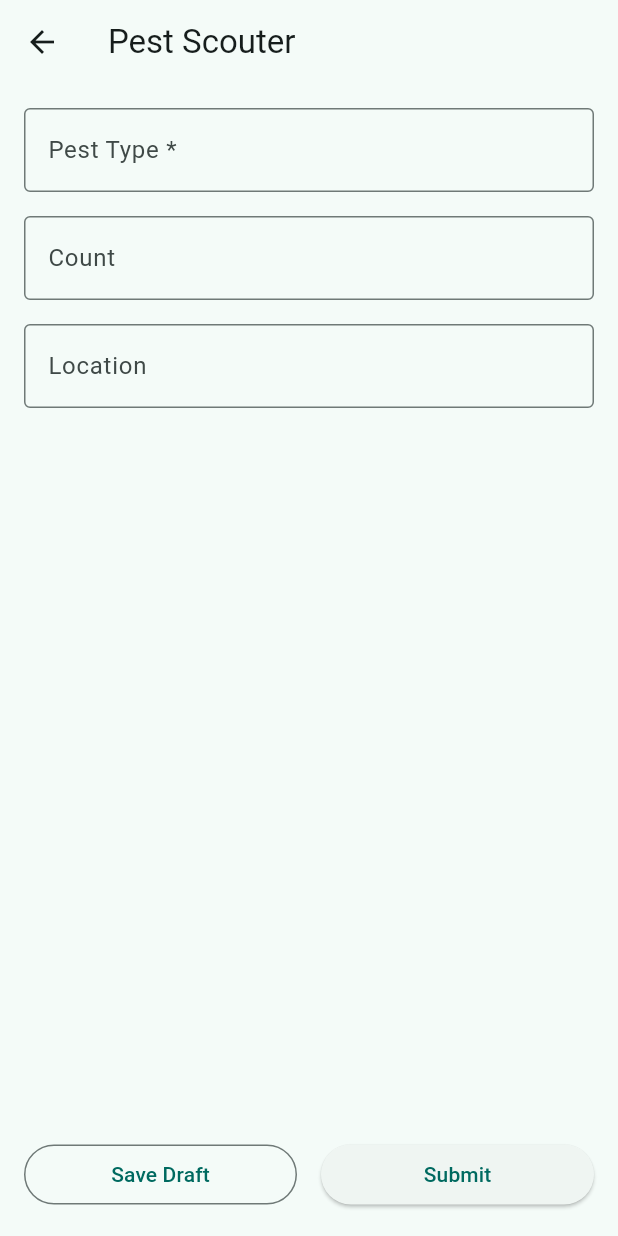
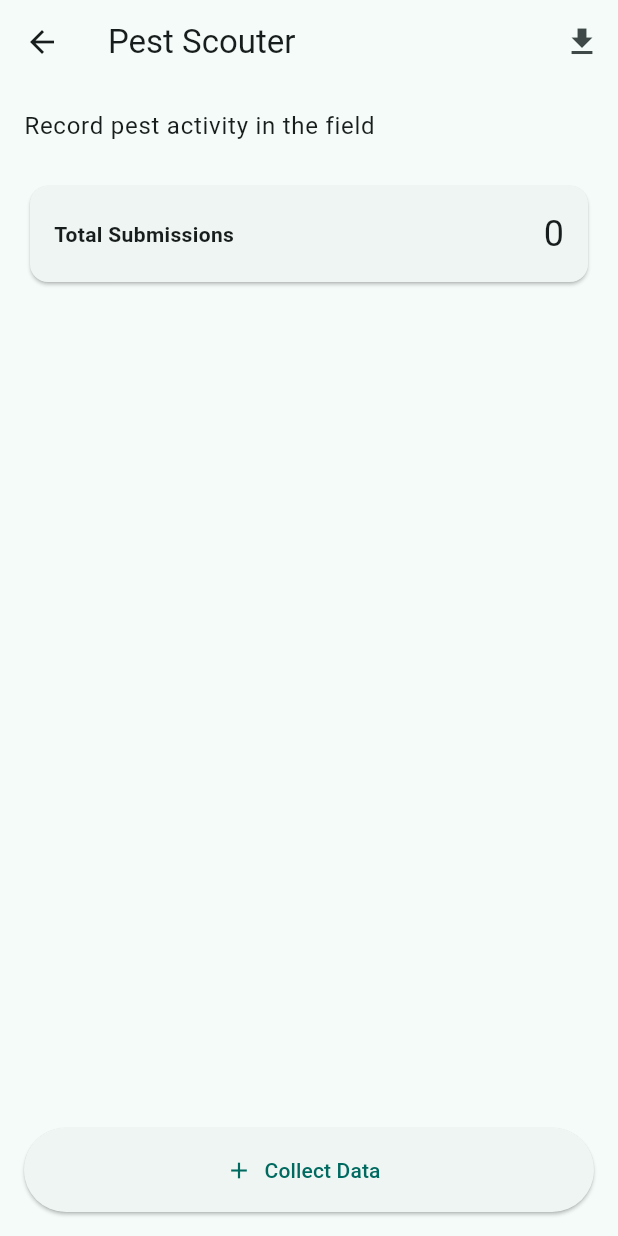
Before and after one commit to Tusharr06/FieldSync, a Flutter app: the screen it shows once a user with an empty profile is signed in, after a tap on the "bug report" icon, after a tap on "Pest Scouter", on a phone screen of 412 x 824 dp. Run offline on Flutter 3.47's test engine with Material 3 defaults, Android fonts, the phone set to English and light mode, and no system bars; our stand-ins replace cloud_firestore, connectivity_plus, firebase_auth, firebase_core, flutter_riverpod, hive_flutter and 1 more; missing offline and left inert: excel; accounts and stored records are empty.

Commit message:
Export form submissions to Excel

```diff
--- /dev/null
+++ b/lib/features/forms/screens/form_detail_screen.dart
@@ -0,0 +1,121 @@
+import 'package:flutter/material.dart';
+import 'package:flutter_riverpod/flutter_riverpod.dart';
+import 'package:share_plus/share_plus.dart';
+import '../models/form_model.dart';
+import '../../submissions/controller/submission_controller.dart';
+import '../../../core/export/excel_export_service.dart';
+import 'form_fill_screen.dart';
+
+class FormDetailScreen extends ConsumerStatefulWidget {
+  final FormModel form;
+  const FormDetailScreen({super.key, required this.form});
+
+  @override
+  ConsumerState<FormDetailScreen> createState() => _FormDetailScreenState();
+}
+
+class _FormDetailScreenState extends ConsumerState<FormDetailScreen> {
+  bool _isExporting = false;
+
+  Future<void> _exportData() async {
+    setState(() => _isExporting = true);
+
+    try {
+      // 1. Get submissions for this form
+      final allSubmissions = await ref.read(submissionListProvider.future);
+      final formSubmissions = allSubmissions.where((s) => s.formId == widget.form.id).toList();
+
+      if (formSubmissions.isEmpty) {
+        if (mounted) {
+           ScaffoldMessenger.of(context).showSnackBar(
+             const SnackBar(content: Text('No submissions to export.')),
+           );
+        }
+        return;
+      }
+
+      // 2. Generate Excel
+      final filePath = await ref.read(excelExportServiceProvider).exportFormSubmissions(widget.form, formSubmissions);
+
+      // 3. Share File
+      await Share.shareXFiles([XFile(filePath)], text: 'Export for ${widget.form.title}');
+
+    } catch (e) {
+      if (mounted) {
+        ScaffoldMessenger.of(context).showSnackBar(
+          SnackBar(content: Text('Export failed: $e')),
+        );
+      }
+    } finally {
+      if (mounted) setState(() => _isExporting = false);
+    }
+  }
+
+  @override
+  Widget build(BuildContext context) {
+    // Watch submissions to show stats
+    final submissionsAsync = ref.watch(submissionListProvider);
+
+    return Scaffold(
+      appBar: AppBar(
+        title: Text(widget.form.title),
+        actions: [
+          IconButton(
+            icon: _isExporting
+             ? const SizedBox(width: 20, height: 20, child: CircularProgressIndicator(color: Colors.white, strokeWidth: 2))
+             : const Icon(Icons.download),
+            tooltip: 'Export to Excel',
+            onPressed: _isExporting ? null : _exportData,
+          )
+        ],
+      ),
+      body: Padding(
+        padding: const EdgeInsets.all(16.0),
+        child: Column(
+          crossAxisAlignment: CrossAxisAlignment.start,
+          children: [
+            Text(widget.form.description, style: Theme.of(context).textTheme.bodyLarge),
+            const SizedBox(height: 24),
+
+            // Stats Card
+            Card(
+              child: Padding(
+                padding: const EdgeInsets.all(16.0),
+                child: Row(
+                  mainAxisAlignment: MainAxisAlignment.spaceBetween,
+                  children: [
+                    const Text('Total Submissions', style: TextStyle(fontWeight: FontWeight.bold)),
+                    submissionsAsync.when(
+                      data: (list) {
+                        final count = list.where((s) => s.formId == widget.form.id).length;
+                        return Text(count.toString(), style: Theme.of(context).textTheme.headlineSmall);
+                      },
+                      loading: () => const SizedBox(width: 20, height: 20, child: CircularProgressIndicator(strokeWidth: 2)),
+                      error: (_, __) => const Text('?'),
+                    ),
+                  ],
+                ),
+              ),
+            ),
+
+            const Spacer(),
+            SizedBox(
+              width: double.infinity,
+              height: 56,
+              child: ElevatedButton.icon(
+                onPressed: () {
+                  Navigator.push(
+                    context,
+                    MaterialPageRoute(builder: (_) => FormFillScreen(form: widget.form)),
+                  );
+                },
+                icon: const Icon(Icons.add),
+                label: const Text('Collect Data'),
+              ),
+            ),
+          ],
+        ),
+      ),
+    );
+  }
+}
--- a/lib/features/forms/screens/form_list_screen.dart
+++ b/lib/features/forms/screens/form_list_screen.dart
@@ -4,7 +4,7 @@ import 'package:connectivity_plus/connectivity_plus.dart';
 import '../../../../core/network/connectivity_service.dart';
 import '../controller/form_controller.dart';
 import 'form_builder_screen.dart';
-import 'form_fill_screen.dart';
+import 'form_detail_screen.dart';
 import '../../submissions/screens/submission_status_screen.dart';
 
 class FormListScreen extends ConsumerWidget {
@@ -100,7 +100,7 @@ class FormListScreen extends ConsumerWidget {
                     Navigator.push(
                       context,
                       MaterialPageRoute(
-                        builder: (_) => FormFillScreen(form: form),
+                        builder: (_) => FormDetailScreen(form: form),
                       ),
                     );
                   },
--- a/pubspec.yaml
+++ b/pubspec.yaml
@@ -45,6 +45,9 @@ dependencies:
   # The following adds the Cupertino Icons font to your application.
   # Use with the CupertinoIcons class for iOS style icons.
   cupertino_icons: ^1.0.8
+  excel: ^4.0.6
+  path_provider: ^2.1.5
+  share_plus: ^12.0.1
 
 dev_dependencies:
   flutter_test:
```
Also changed, not shown: lib/core/export/excel_export_service.dart (added, +62 -0 lines), pubspec.lock, 5 other files.
